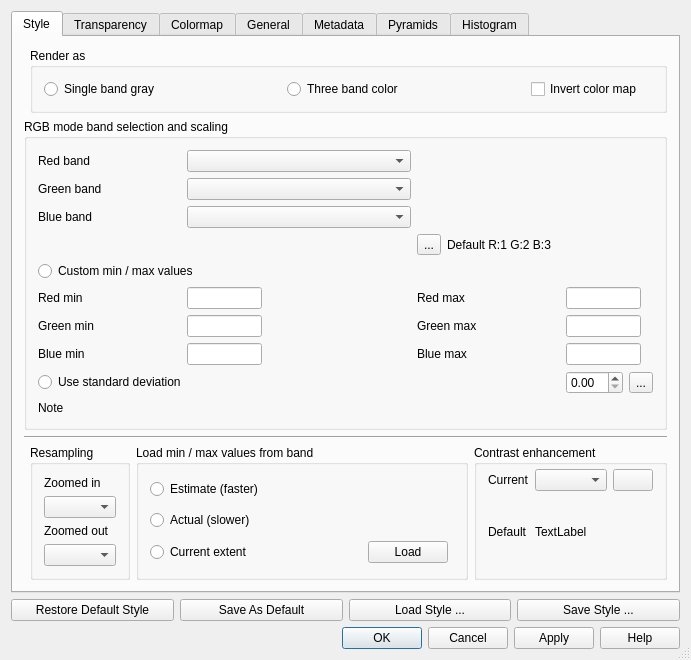
Old version of the form src/ui/qgsrasterlayerpropertiesbase.ui in the repository qgis/QGIS.
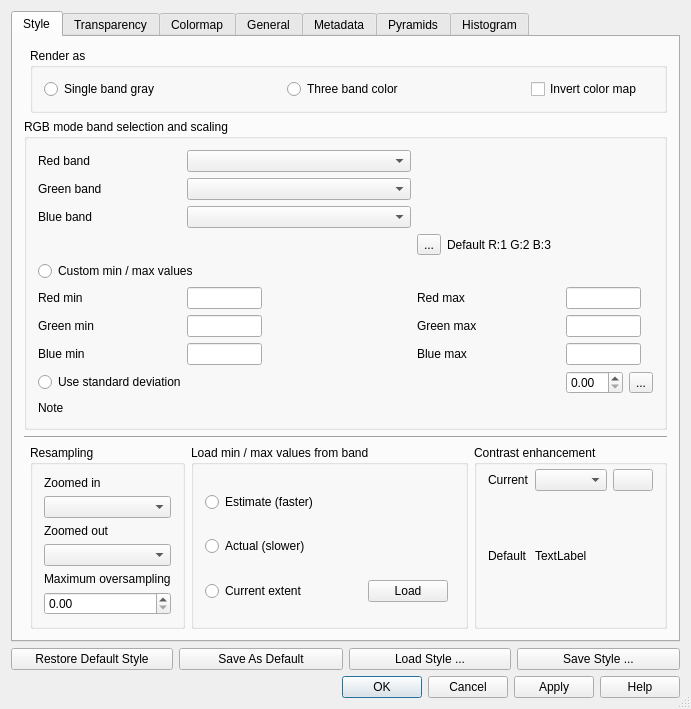
New version of the form. Icons and pictures are not drawn. Custom widgets are drawn as their Qt base class.

Commit message: Expose maxOversampling parameter to user

The edit to the form file:
```diff
--- a/src/ui/qgsrasterlayerpropertiesbase.ui
+++ b/src/ui/qgsrasterlayerpropertiesbase.ui
@@ -7,7 +7,7 @@
     <x>0</x>
     <y>0</y>
     <width>691</width>
-    <height>598</height>
+    <height>617</height>
    </rect>
   </property>
   <property name="windowTitle">
@@ -776,6 +776,16 @@
           <item row="3" column="0">
            <widget class="QComboBox" name="mZoomedOutResamplingComboBox"/>
           </item>
+          <item row="5" column="0">
+           <widget class="QDoubleSpinBox" name="mMaximumOversamplingSpinBox"/>
+          </item>
+          <item row="4" column="0">
+           <widget class="QLabel" name="mMaximumOversamplingLabel">
+            <property name="text">
+             <string>Maximum oversampling</string>
+            </property>
+           </widget>
+          </item>
          </layout>
         </widget>
        </item>
```
Left out of the diff: 1 changed line with no effect on the pictures. The commit also changes 4 other files.
